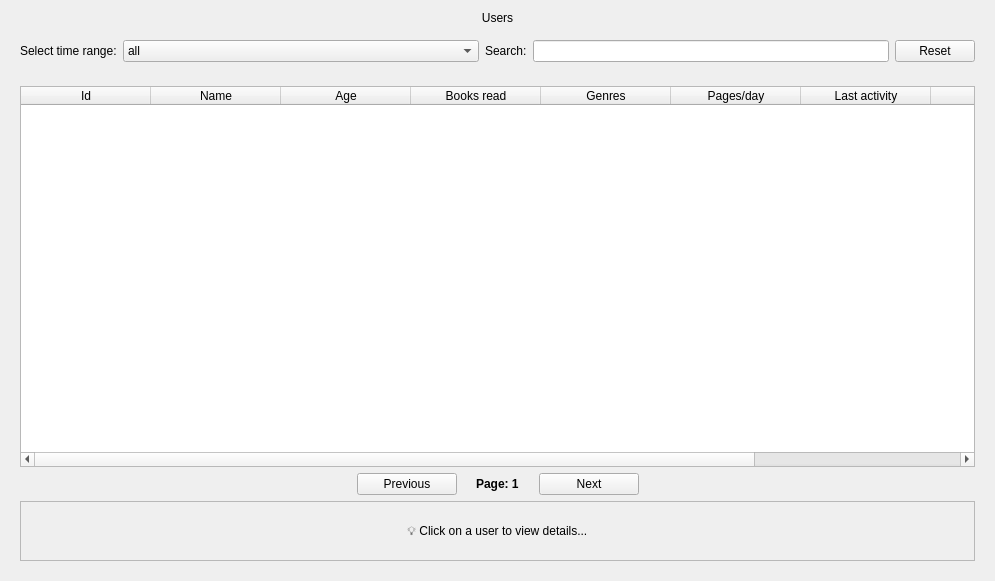
Magdalena52772/Booktrack, file admin_panel/views/ui/UsersView.ui: the form before one commit.
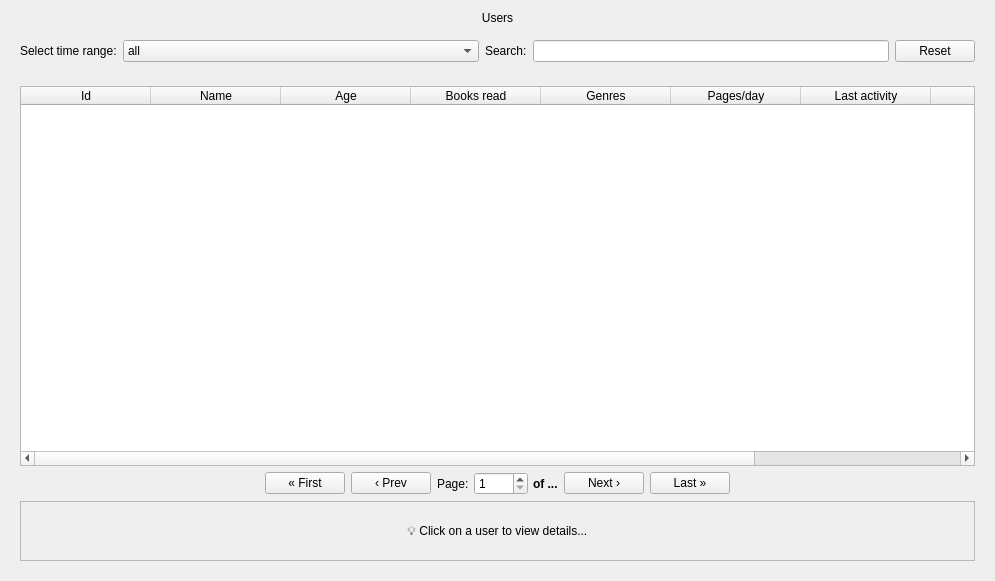
The form after the commit. Icons and pictures are not drawn.

Commit message:
feat: complete data engine and enhanced UX for user management
- Finalized data generation engine with reproducible datasets (fixed seed).
- Implemented automated validation suite (statistical and integrity tests).
- Enhanced UX in User Management views:
    * Integrated advanced pagination (First, Last, Custom Page).
    * Developed detailed 'User Details' view for in-depth data analysis.
- Refactored repository layer to support efficient UI data binding.
- Verified system stability with 1000+ generated records and passing unit tests.

Diff of the .ui file:
```diff
--- a/admin_panel/views/ui/UsersView.ui
+++ b/admin_panel/views/ui/UsersView.ui
@@ -164,45 +164,71 @@
           </property>
           <property name="sizeHint" stdset="0">
            <size>
-            <width>0</width>
-            <height>0</height>
+            <width>40</width>
+            <height>20</height>
            </size>
           </property>
          </spacer>
         </item>
+        <item>
+          <widget class="QPushButton" name="btn_first">
+          <property name="text">
+            <string>« First</string>
+          </property>
+          </widget>
+        </item>
         <item>
          <widget class="QPushButton" name="btn_prev">
-          <property name="minimumSize">
-           <size>
-            <width>100</width>
-            <height>0</height>
-           </size>
+          <property name="text">
+            <string>‹ Prev</string>
           </property>
+          </widget>
+        </item>
+        <item>
+          <layout class="QHBoxLayout" name="page_input_layout">
+          <property name="spacing">
+            <number>5</number>
+          </property>
+          <item>
+            <widget class="QLabel" name="lbl_page_prefix">
           <property name="text">
-           <string>Previous</string>
+              <string>Page:</string>
+            </property>
+            </widget>
+          </item>
+          <item>
+            <widget class="QSpinBox" name="spin_page">
+            <property name="minimum">
+              <number>1</number>
+            </property>
+            <property name="maximum">
+              <number>9999</number>
           </property>
          </widget>
         </item>
         <item>
          <widget class="QLabel" name="lbl_page_info">
           <property name="styleSheet">
-           <string notr="true">font-weight: bold; margin: 0 10px;</string>
+              <string notr="true">font-weight: bold;</string>
           </property>
           <property name="text">
-           <string>Page: 1</string>
-          </property>
-         </widget>
+              <string>of ...</string>
+            </property>
+            </widget>
+          </item>
+          </layout>
         </item>
         <item>
          <widget class="QPushButton" name="btn_next">
-          <property name="minimumSize">
-           <size>
-            <width>100</width>
-            <height>0</height>
-           </size>
+          <property name="text">
+            <string>Next ›</string>
           </property>
+          </widget>
+        </item>
+        <item>
+          <widget class="QPushButton" name="btn_last">
           <property name="text">
-           <string>Next</string>
+            <string>Last »</string>
           </property>
          </widget>
         </item>
@@ -213,8 +239,8 @@
           </property>
           <property name="sizeHint" stdset="0">
            <size>
-            <width>0</width>
-            <height>0</height>
+            <width>40</width>
+            <height>20</height>
            </size>
           </property>
          </spacer>
```
Lines whose indentation alone changed are shown as unchanged. The commit also changes 8 other files.
